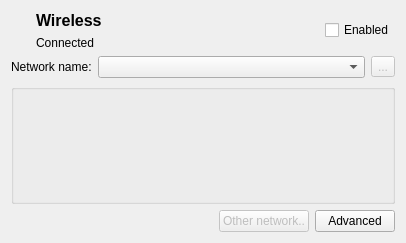
The window that src/wirelesspage.ui (OSSystems/qconnman-ui) describes before a commit, drawn with Qt 5.
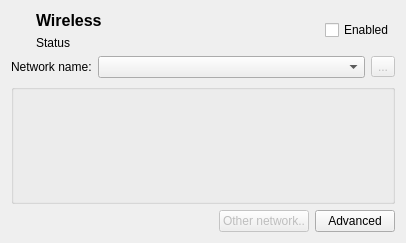
The same window after the commit. Icons and pictures are not drawn. Custom widgets are drawn as their Qt base class.

```diff
--- a/src/wirelesspage.ui
+++ b/src/wirelesspage.ui
@@ -68,7 +68,7 @@
            <item>
             <widget class="QLabel" name="status">
              <property name="text">
-              <string>Connected</string>
+              <string notr="true">Status</string>
              </property>
             </widget>
            </item>
```
